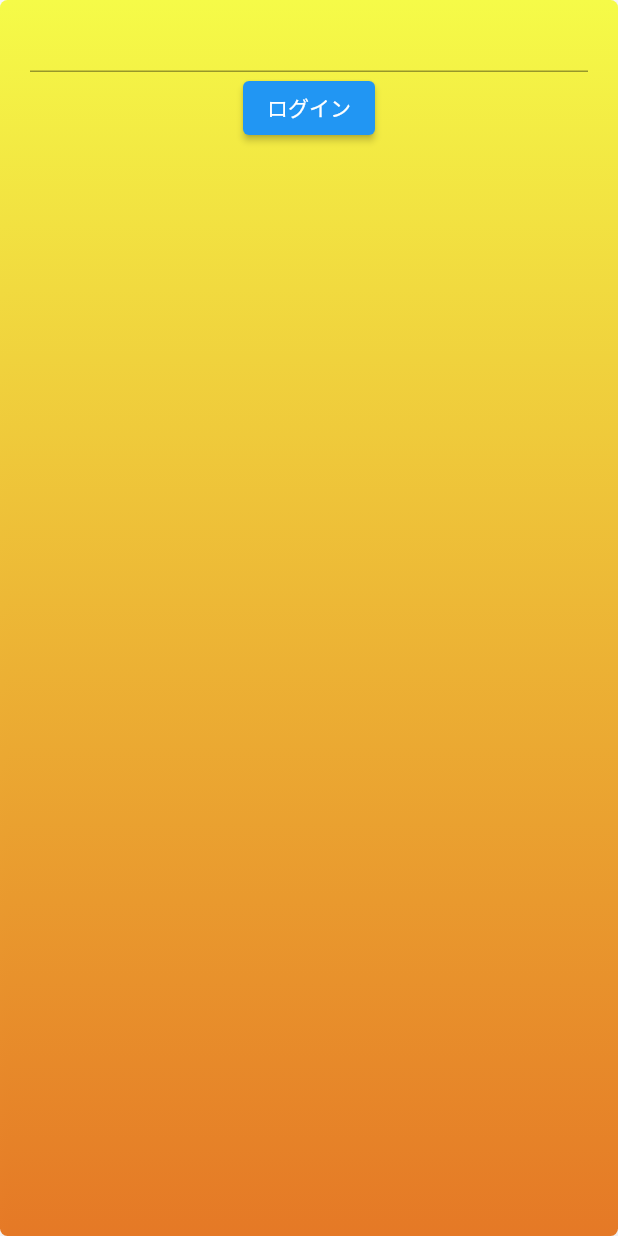
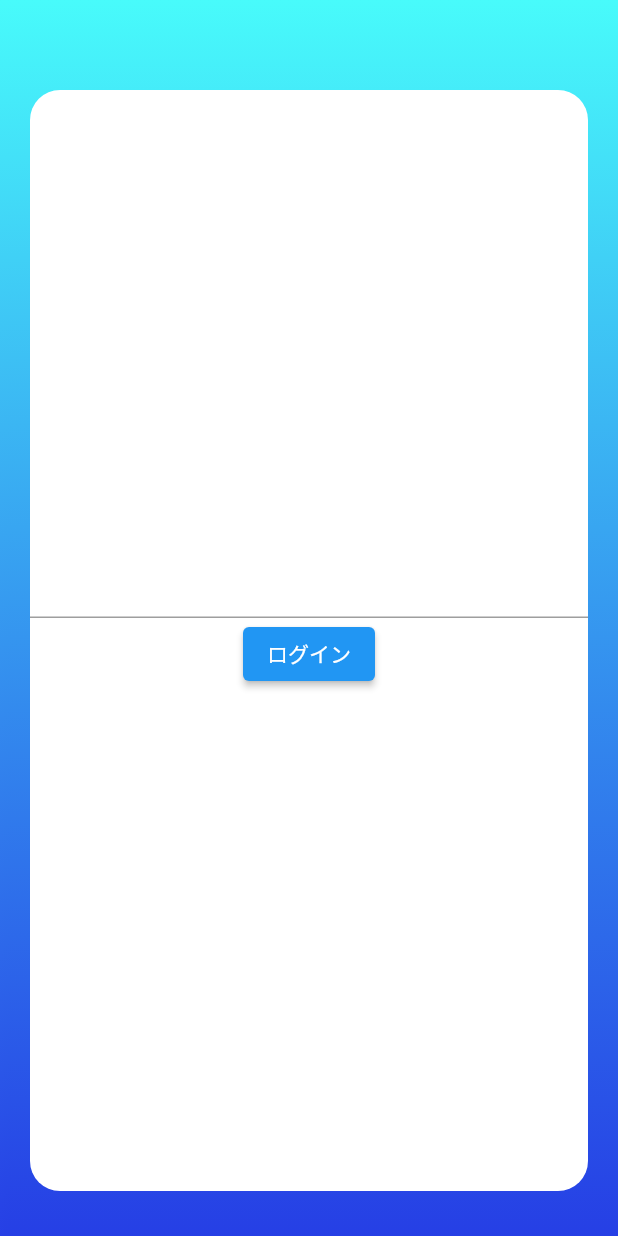
Before and after one commit to Tomohiro629/blow_shot, a Flutter app: the screen it shows after launch, after a tap on "ログイン", on a phone screen of 412 x 824 dp. Run offline on Flutter 3.47's test engine with Material 2 defaults, Android fonts, the phone set to English and light mode, and no system bars; our stand-ins replace firebase_auth, firebase_core, flutter_riverpod, flutter_screenutil; accounts and stored records are empty; network calls fail; Roboto replaces fonts that are missing (YujiBoku-Regular).

Commit message:
アプリの統一バックグランドカラー作成

```diff
--- /dev/null
+++ b/lib/app/components/page_back_ground.dart
@@ -0,0 +1,30 @@
+import 'package:flutter/material.dart';
+
+class PageBackGround extends StatelessWidget {
+  const PageBackGround({
+    super.key,
+    required this.page,
+    required this.colors,
+  });
+  final Widget page;
+  final List<Color> colors;
+  @override
+  Widget build(BuildContext context) {
+    return Container(
+        padding: const EdgeInsets.symmetric(horizontal: 20),
+        height: MediaQuery.of(context).size.height,
+        decoration: BoxDecoration(
+            boxShadow: <BoxShadow>[
+              BoxShadow(
+                  color: Colors.grey.shade200,
+                  offset: const Offset(2, 4),
+                  blurRadius: 5,
+                  spreadRadius: 2)
+            ],
+            gradient: LinearGradient(
+                begin: Alignment.topCenter,
+                end: Alignment.bottomCenter,
+                colors: colors)),
+        child: page);
+  }
+}
--- a/lib/app/home_page/home_page.dart
+++ b/lib/app/home_page/home_page.dart
@@ -1,3 +1,4 @@
+import 'package:blow_shot/app/components/page_back_ground.dart';
 import 'package:blow_shot/app/sign_in_page/sign_in_page.dart';
 import 'package:blow_shot/app/sign_up_page/sign_up_page.dart';
 import 'package:flutter/material.dart';
@@ -10,26 +11,12 @@ class HomePage extends StatelessWidget {
   Widget build(BuildContext context) {
     return Scaffold(
       body: SingleChildScrollView(
-          child: Container(
-        padding: const EdgeInsets.symmetric(horizontal: 20),
-        height: MediaQuery.of(context).size.height,
-        decoration: BoxDecoration(
-            borderRadius: const BorderRadius.all(Radius.circular(5)),
-            boxShadow: <BoxShadow>[
-              BoxShadow(
-                  color: Colors.grey.shade200,
-                  offset: const Offset(2, 4),
-                  blurRadius: 5,
-                  spreadRadius: 2)
-            ],
-            gradient: const LinearGradient(
-                begin: Alignment.topCenter,
-                end: Alignment.bottomCenter,
-                colors: [
-                  Color.fromARGB(255, 245, 251, 72),
-                  Color.fromARGB(230, 228, 108, 16)
-                ])),
-        child: Column(
+          child: PageBackGround(
+        colors: const [
+          Color.fromARGB(255, 245, 251, 72),
+          Color.fromARGB(230, 228, 108, 16)
+        ],
+        page: Column(
           mainAxisAlignment: MainAxisAlignment.spaceAround,
           children: [
             Column(
--- a/lib/app/sign_in_page/sign_in_page.dart
+++ b/lib/app/sign_in_page/sign_in_page.dart
@@ -1,3 +1,4 @@
+import 'package:blow_shot/app/components/page_back_ground.dart';
 import 'package:blow_shot/app/sign_in_page/sign_in_view_model.dart';
 import 'package:flutter/material.dart';
 import 'package:flutter_riverpod/flutter_riverpod.dart';
@@ -11,34 +12,36 @@ class SignInPage extends ConsumerWidget {
     final password = TextEditingController();
     return Scaffold(
       body: SingleChildScrollView(
+          child: PageBackGround(
+        colors: const [
+          Color.fromARGB(255, 72, 251, 251),
+          Color.fromARGB(230, 16, 44, 228)
+        ],
+        page: Stack(
+          children: [
+            Padding(
+              padding: const EdgeInsets.only(top: 60.0, bottom: 30.0),
               child: Container(
-        padding: const EdgeInsets.symmetric(horizontal: 20),
-        height: MediaQuery.of(context).size.height,
-        decoration: BoxDecoration(
-            borderRadius: const BorderRadius.all(Radius.circular(5)),
-            boxShadow: <BoxShadow>[
-              BoxShadow(
-                  color: Colors.grey.shade200,
-                  offset: const Offset(2, 4),
-                  blurRadius: 5,
-                  spreadRadius: 2)
-            ],
-            gradient: const LinearGradient(
-                begin: Alignment.topCenter,
-                end: Alignment.bottomCenter,
-                colors: [
-                  Color.fromARGB(255, 245, 251, 72),
-                  Color.fromARGB(230, 228, 108, 16)
-                ])),
-        child: Column(
+                decoration: const BoxDecoration(
+                  borderRadius: BorderRadius.all(Radius.circular(20)),
+                  color: Colors.white,
+                ),
+              ),
+            ),
+            Column(
+              mainAxisAlignment: MainAxisAlignment.center,
               children: [
                 TextFormField(),
                 ElevatedButton(
                     onPressed: () {
+                      try {
                         viewModel.signInUser(
                             email: email.text, password: password.text);
+                      } catch (e) {}
                     },
                     child: const Text("ログイン"))
+              ],
+            ),
           ],
         ),
       )),
--- a/lib/app/sign_up_page/sign_up_page.dart
+++ b/lib/app/sign_up_page/sign_up_page.dart
@@ -1,3 +1,4 @@
+import 'package:blow_shot/app/components/page_back_ground.dart';
 import 'package:blow_shot/app/sign_up_page/sign_up_view_model.dart';
 import 'package:flutter/material.dart';
 import 'package:flutter_riverpod/flutter_riverpod.dart';
@@ -10,17 +11,39 @@ class SignUpPage extends ConsumerWidget {
     final email = TextEditingController();
     final password = TextEditingController();
     return Scaffold(
-      body: Center(
-          child: Column(
+      body: SingleChildScrollView(
+          child: PageBackGround(
+        colors: const [
+          Color.fromARGB(255, 72, 251, 102),
+          Color.fromARGB(230, 6, 74, 1)
+        ],
+        page: Stack(
+          children: [
+            Padding(
+              padding: const EdgeInsets.only(top: 60.0, bottom: 30.0),
+              child: Container(
+                decoration: const BoxDecoration(
+                  borderRadius: BorderRadius.all(Radius.circular(20)),
+                  color: Colors.white,
+                ),
+              ),
+            ),
+            Column(
+              mainAxisAlignment: MainAxisAlignment.center,
               children: [
                 TextFormField(),
                 ElevatedButton(
                     onPressed: () {
+                      try {
                         viewModel.signUpUser(
                             email: email.text, password: password.text);
+                      } catch (e) {}
                     },
                     child: const Text("サインアップ"))
               ],
+            ),
+          ],
+        ),
       )),
     );
   }
```
Lines whose indentation alone changed are shown as unchanged.
